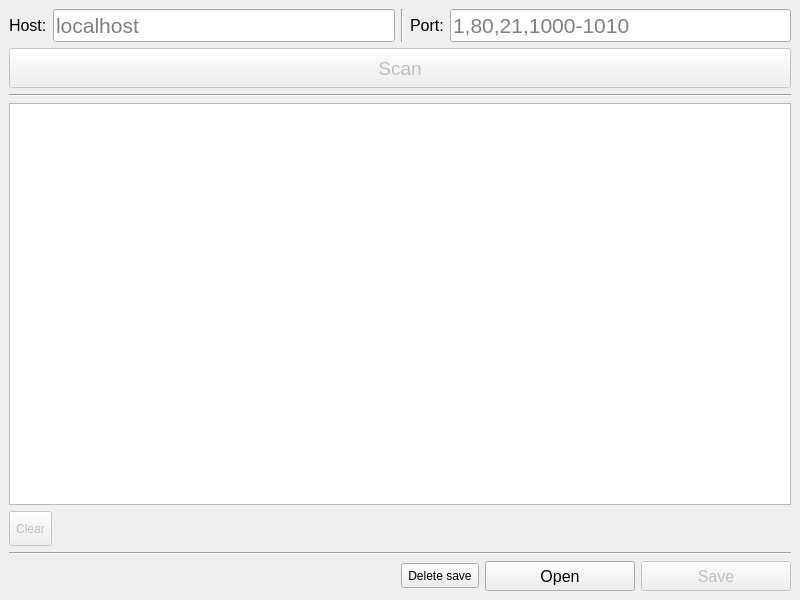
Before: the Qt Designer form ui/raw/ScanPort.ui in Nakama3942/ScanPort, drawn with Qt 5.
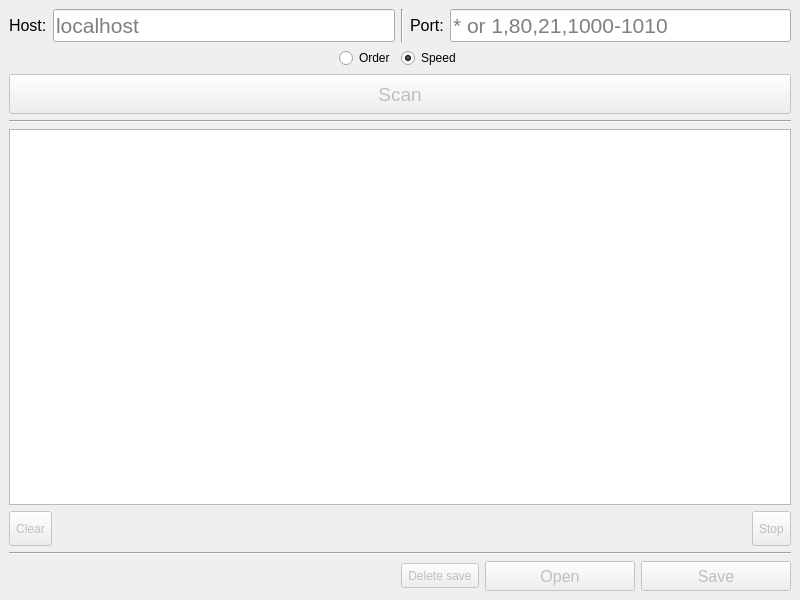
After: the same form once the commit is applied.

Commit message: Added the ability to scan all ports from 0 to 49151 in loop, therefore added a button to stop scanning; added scanning modes: accurate and fast

```diff
--- a/ui/raw/ScanPort.ui
+++ b/ui/raw/ScanPort.ui
@@ -70,12 +70,81 @@
            </font>
           </property>
           <property name="placeholderText">
-           <string>1,80,21,1000-1010</string>
+           <string>* or 1,80,21,1000-1010</string>
           </property>
          </widget>
         </item>
        </layout>
       </item>
+      <item>
+       <layout class="QHBoxLayout" name="horizontalLayout_4">
+        <item>
+         <spacer name="horizontalSpacer_4">
+          <property name="orientation">
+           <enum>Qt::Horizontal</enum>
+          </property>
+          <property name="sizeHint" stdset="0">
+           <size>
+            <width>40</width>
+            <height>20</height>
+           </size>
+          </property>
+         </spacer>
+        </item>
+        <item>
+         <widget class="QRadioButton" name="radioOrder">
+          <property name="font">
+           <font>
+            <pointsize>9</pointsize>
+           </font>
+          </property>
+          <property name="toolTip">
+           <string>Set if port scan order is important (scan speed is lost on closed ports)</string>
+          </property>
+          <property name="text">
+           <string>Order</string>
+          </property>
+          <property name="checked">
+           <bool>false</bool>
+          </property>
+         </widget>
+        </item>
+        <item>
+         <widget class="QRadioButton" name="radioSpeed">
+          <property name="font">
+           <font>
+            <pointsize>9</pointsize>
+           </font>
+          </property>
+          <property name="toolTip">
+           <string>Set if port scan speed is important (scan speed is fast, but open ports jump slightly ahead of their position in the &quot;result output&quot; stream due to the implementation of the multithreading scheme)</string>
+          </property>
+          <property name="statusTip">
+           <string/>
+          </property>
+          <property name="text">
+           <string>Speed</string>
+          </property>
+          <property name="checked">
+           <bool>true</bool>
+          </property>
+         </widget>
+        </item>
+        <item>
+         <spacer name="horizontalSpacer_3">
+          <property name="orientation">
+           <enum>Qt::Horizontal</enum>
+          </property>
+          <property name="sizeHint" stdset="0">
+           <size>
+            <width>40</width>
+            <height>20</height>
+           </size>
+          </property>
+         </spacer>
+        </item>
+       </layout>
+      </item>
       <item>
        <widget class="QPushButton" name="buttScan">
         <property name="enabled">
@@ -156,6 +225,22 @@
           </property>
          </spacer>
         </item>
+        <item>
+         <widget class="QToolButton" name="toolStop">
+          <property name="enabled">
+           <bool>false</bool>
+          </property>
+          <property name="minimumSize">
+           <size>
+            <width>35</width>
+            <height>35</height>
+           </size>
+          </property>
+          <property name="text">
+           <string>Stop</string>
+          </property>
+         </widget>
+        </item>
        </layout>
       </item>
       <item>
@@ -182,6 +267,9 @@
         </item>
         <item>
          <widget class="QToolButton" name="toolDelete">
+          <property name="enabled">
+           <bool>false</bool>
+          </property>
           <property name="minimumSize">
            <size>
             <width>75</width>
@@ -195,6 +283,9 @@
         </item>
         <item>
          <widget class="QPushButton" name="buttOpen">
+          <property name="enabled">
+           <bool>false</bool>
+          </property>
           <property name="minimumSize">
            <size>
             <width>150</width>
```
Left out of the diff: 2 changed lines with no effect on the pictures. The commit also changes 2 other files.
